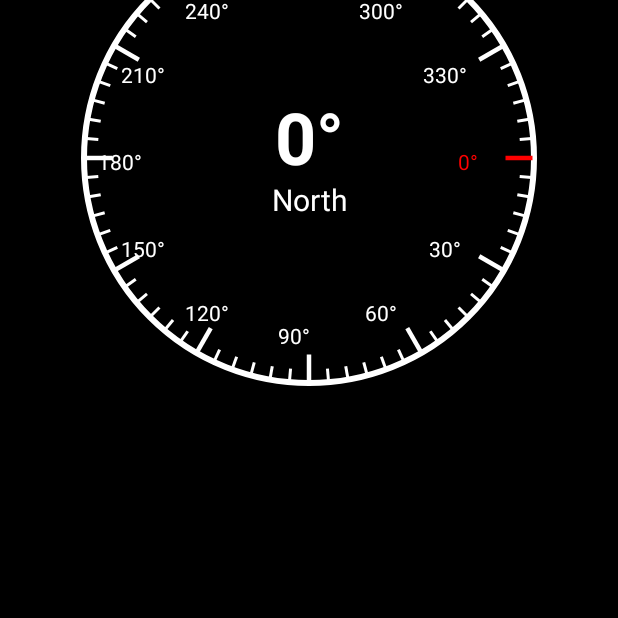
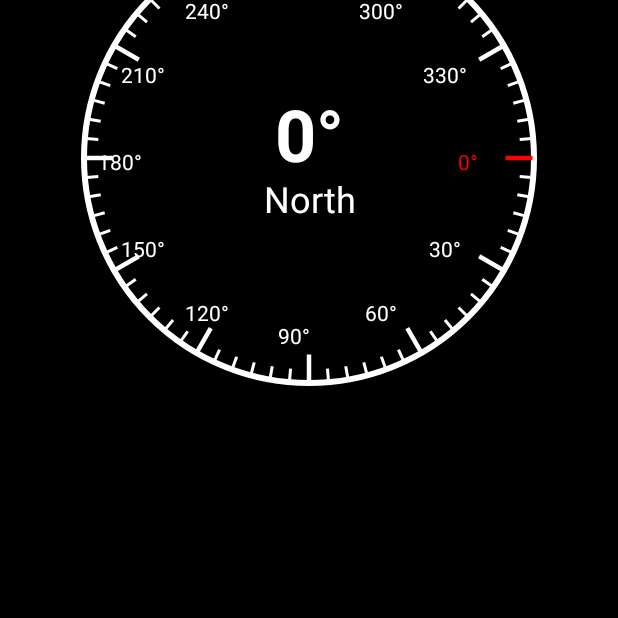
Before and after one commit to ZohaibKhanDev/Compass, an Android app built with Jetpack Compose: the screen it shows after launch (MainActivity), on a phone screen of 412 x 824 dp, the part 445-1063 px from its top. Run offline under Robolectric (Android 15) with nearby library versions, the phone set to English and light mode, and no system bars.

Commit message:
Compass Change

```diff
--- a/app/src/main/java/com/example/compass/MainActivity.kt
+++ b/app/src/main/java/com/example/compass/MainActivity.kt
@@ -93,7 +93,6 @@ fun CompassScreen() {
         }
     }
 
-    // Set the background color of the entire screen to black
     Box(
         modifier = Modifier
             .fillMaxSize()
@@ -156,8 +155,33 @@ fun Compass(angle: Float) {
         modifier = Modifier
             .size(300.dp)
             .graphicsLayer { rotationZ = -angle }
-            .background(Color.Black, shape = CircleShape) // Set the background of the circle to black
+            .background(
+                Color.Black,
+                shape = CircleShape
+            ) // Set the background of the circle to black
     ) {
+        CompassCanvas(primaryAngle)
+
+        Column(horizontalAlignment = Alignment.CenterHorizontally) {
+            Text(
+                text = "${primaryAngle.toInt()}°",
+                color = Color.White,
+                fontSize = 48.sp,
+                fontWeight = FontWeight.Bold,
+                textAlign = TextAlign.Center
+            )
+            Text(
+                text = directionText,
+                color = Color.White,
+                fontSize = 24.sp,
+                textAlign = TextAlign.Center
+            )
+        }
+    }
+}
+
+@Composable
+fun CompassCanvas(primaryAngle: Float) {
     Canvas(modifier = Modifier.fillMaxSize()) {
         val centerX = size.width / 2
         val centerY = size.height / 2
@@ -174,11 +198,9 @@ fun Compass(angle: Float) {
         // Draw degree markings and direction labels
         for (i in 0..359 step 5) {
             val angleInRad = toRadians(i.toDouble())
-                val lineLength =
-                    if (i % 30 == 0) 18.dp.toPx() else 8.dp.toPx()
+            val lineLength = if (i % 30 == 0) 18.dp.toPx() else 8.dp.toPx()
             val strokeWidth = if (i % 30 == 0) 3.dp.toPx() else 2.dp.toPx()
 
-                // 1 dp padding between lines and circle
             val startRadius = radius - lineLength - 1.dp.toPx()
             val endRadius = radius - 1.dp.toPx()
 
@@ -188,12 +210,16 @@ fun Compass(angle: Float) {
             val endY = centerY + endRadius * sin(angleInRad)
 
             drawLine(
-                    color = if (isAngleBetween(i.toFloat(), primaryAngle, angleTolerance = 2.5f)) Color.Red else Color.White,
+                color = if (isAngleBetween(
+                        i.toFloat(),
+                        primaryAngle,
+                        angleTolerance = 2.5f
+                    )
+                ) Color.Red else Color.White,
                 start = Offset(startX.toFloat(), startY.toFloat()),
                 end = Offset(endX.toFloat(), endY.toFloat()),
                 strokeWidth = strokeWidth
             )
-
 
             if (i % 30 == 0) {
                 val textRadius = radius - 34.dp.toPx() // Adjusted for padding
@@ -207,35 +233,20 @@ fun Compass(angle: Float) {
                     android.graphics.Paint().apply {
                         textSize = 14.sp.toPx()
                         textAlign = android.graphics.Paint.Align.CENTER
-                            color = if (isAngleBetween(i.toFloat(), primaryAngle, angleTolerance = 15f)) Color.Red.toArgb() else Color.White.toArgb()
+                        color = if (isAngleBetween(
+                                i.toFloat(),
+                                primaryAngle,
+                                angleTolerance = 15f
+                            )
+                        ) Color.Red.toArgb() else Color.White.toArgb()
                     }
                 )
             }
         }
     }
-
-
-        Column(horizontalAlignment = Alignment.CenterHorizontally) {
-            Text(
-                text = "${primaryAngle.toInt()}°",
-                color = Color.White,
-                fontSize = 48.sp,
-                fontWeight = FontWeight.Bold,
-                textAlign = TextAlign.Center
-            )
-            Text(
-                text = directionText,
-                color = Color.White,
-                fontSize = 20.sp,
-                textAlign = TextAlign.Center
-            )
-        }
-    }
 }
 
-fun isAngleBetween(target: Float, angle: Float, angleTolerance: Float): Boolean {
-    val minAngle = (angle - angleTolerance + 360) % 360
-    val maxAngle = (angle + angleTolerance) % 360
-    return (target >= minAngle && target <= maxAngle) ||
-            (maxAngle < minAngle && (target >= minAngle || target <= maxAngle))
+fun isAngleBetween(angle1: Float, angle2: Float, angleTolerance: Float): Boolean {
+    val diff = Math.abs(angle1 - angle2)
+    return diff < angleTolerance || diff > 360 - angleTolerance
 }
```
Lines whose indentation alone changed are shown as unchanged.
